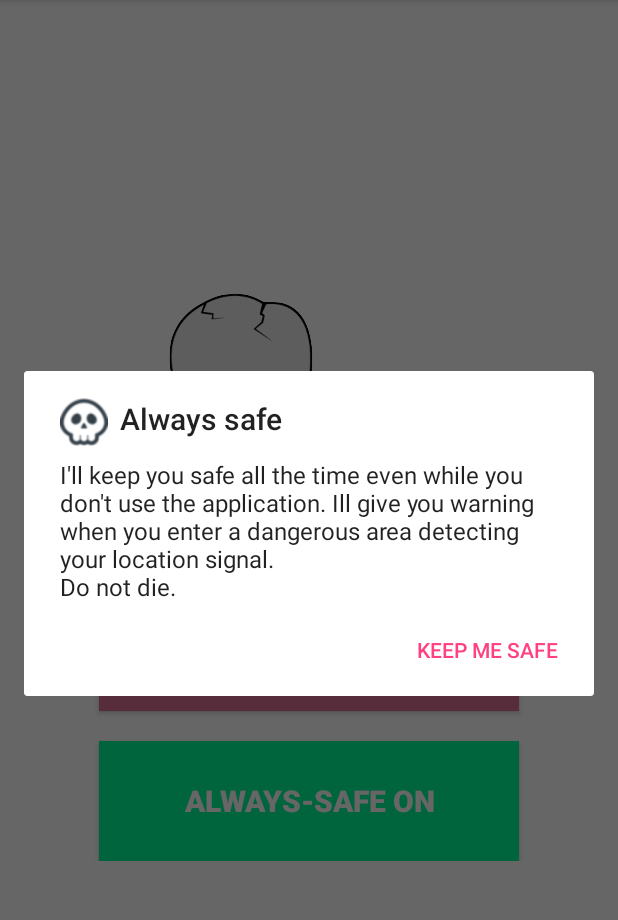
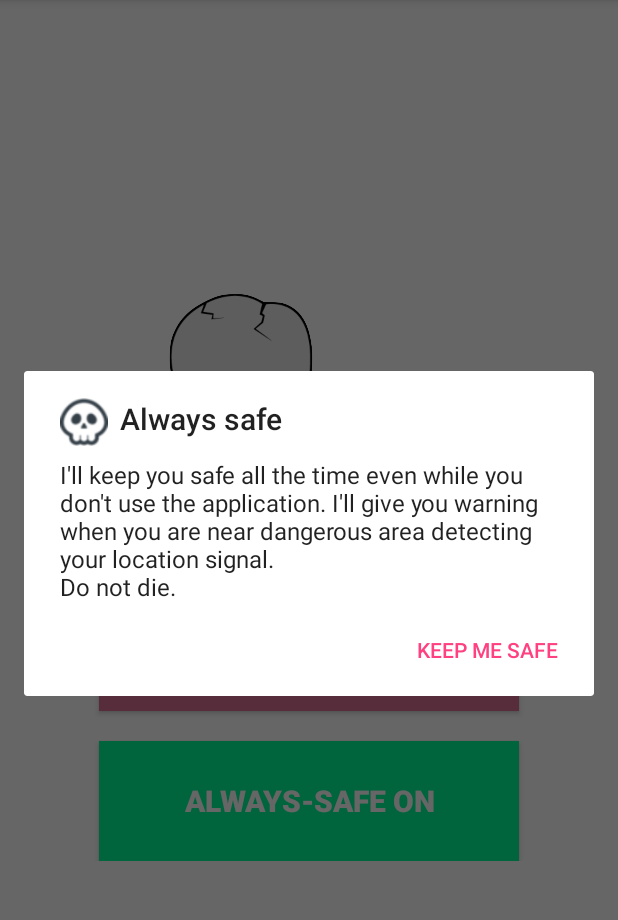
Before and after one commit to nicewoong/NeverNeverDie, an Android app: the screen it shows after launch (MainActivity), after a tap on "ALWAYS-SAFE OFF", on a phone screen of 412 x 824 dp, the part 84-1004 px from its top. Run offline under Robolectric (Android 15) with nearby library versions, the light colour scheme and no system bars.

Commit message:
revised dialog message for aways-safe-on

```diff
--- a/app/src/main/res/values/strings.xml
+++ b/app/src/main/res/values/strings.xml
@@ -14,7 +14,7 @@
 
     <!-- Always safe on Dialog Message-->
     <string name="always_safe_on_dialog_message">I\'ll keep you safe all the time even while you don\'t use the application.
-        I\ll give you warning when you enter a dangerous area detecting your location signal.
+        I\'ll give you warning when you are near dangerous area detecting your location signal.
         \nDo not die.</string>
     <string name="always_safe_on_dialog_title">Always safe</string>
     <string name="always_safe_on_dialog_confirm_button">Keep me safe</string>
```
